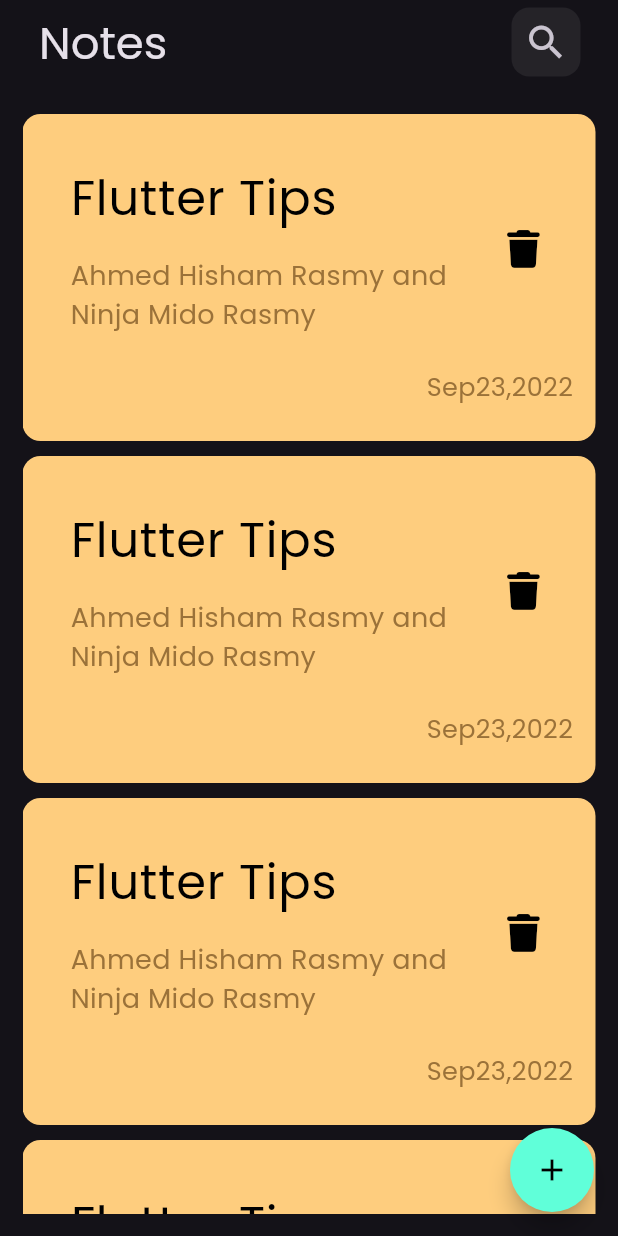
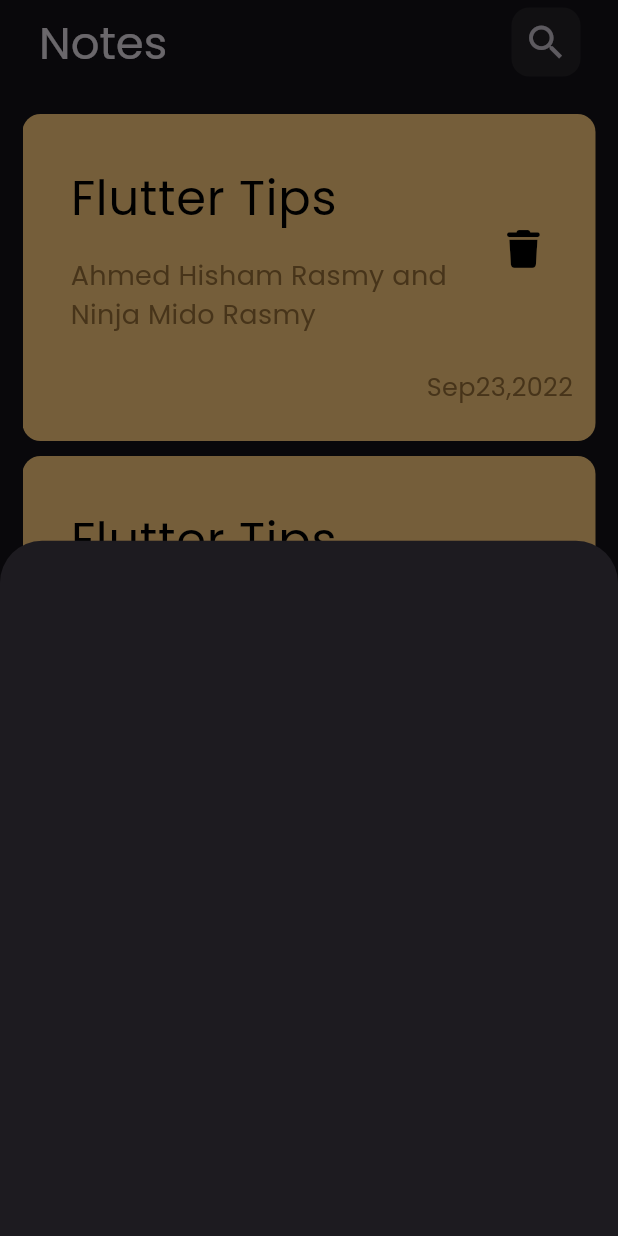
Before and after one commit to AhmedRasmy1/notes_app, a Flutter app: the screen it shows after launch, after a tap on the "add" icon, on a phone screen of 412 x 824 dp. Run offline on Flutter 3.47's test engine with Material 3 defaults, Android fonts, the phone set to English and light mode, and no system bars; our stand-ins replace font_awesome_flutter, google_fonts.

Commit message:
cerate model button sheet

```diff
--- a/lib/Views/Widgets/notes_list_view.dart
+++ b/lib/Views/Widgets/notes_list_view.dart
@@ -6,11 +6,13 @@ class NotesListView extends StatelessWidget {
 
   @override
   Widget build(BuildContext context) {
-    return ListView.builder(itemBuilder: (context, index) {
-      return const Padding(
-        padding: EdgeInsets.symmetric(vertical: 5),
-        child: NoteItem(),
-      );
-    });
+    return ListView.builder(
+        padding: EdgeInsets.zero,
+        itemBuilder: (context, index) {
+          return const Padding(
+            padding: EdgeInsets.symmetric(vertical: 5),
+            child: NoteItem(),
+          );
+        });
   }
 }
--- /dev/null
+++ b/lib/Views/custom_button_sheet.dart
@@ -0,0 +1,10 @@
+import 'package:flutter/material.dart';
+
+class AddNoteButtonSheet extends StatelessWidget {
+  const AddNoteButtonSheet({super.key});
+
+  @override
+  Widget build(BuildContext context) {
+    return Container();
+  }
+}
--- a/lib/Views/notes_view.dart
+++ b/lib/Views/notes_view.dart
@@ -1,6 +1,7 @@
 import 'package:flutter/material.dart';
 import 'package:notes_app/Views/Widgets/custom_search_icon.dart';
 import 'package:notes_app/Views/Widgets/notes_view_body.dart';
+import 'package:notes_app/Views/custom_button_sheet.dart';
 
 class NotesView extends StatelessWidget {
   const NotesView({super.key});
@@ -9,7 +10,13 @@ class NotesView extends StatelessWidget {
   Widget build(BuildContext context) {
     return Scaffold(
       floatingActionButton: FloatingActionButton(
-        onPressed: () {},
+        onPressed: () {
+          showModalBottomSheet(
+              context: context,
+              builder: (context) {
+                return const AddNoteButtonSheet();
+              });
+        },
         backgroundColor: const Color(0xff60ffd9),
         shape: const StadiumBorder(),
         child: const Icon(
```
